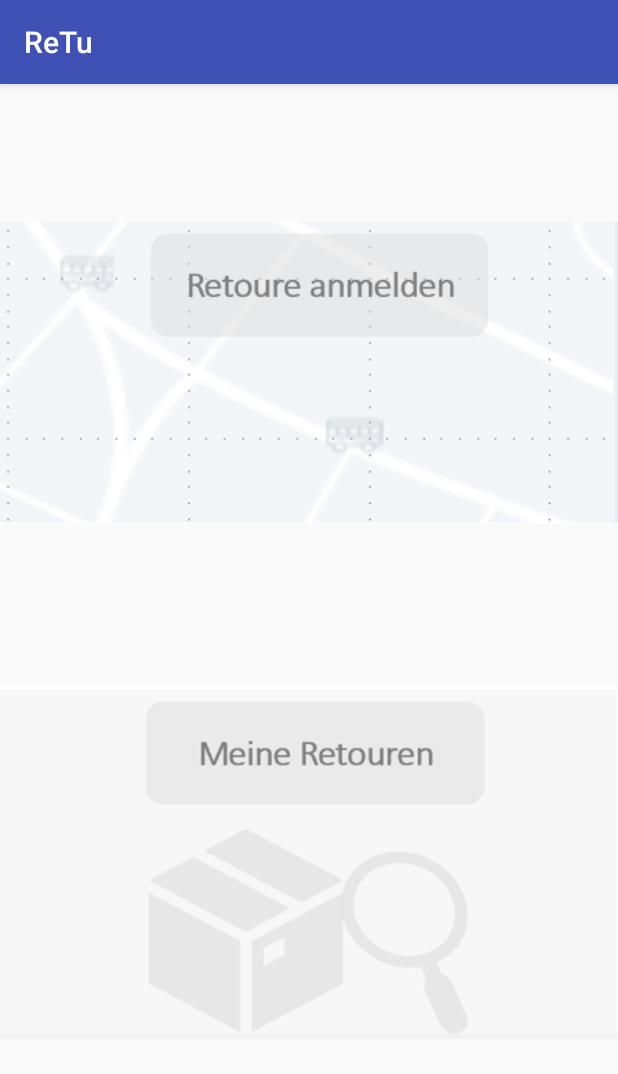
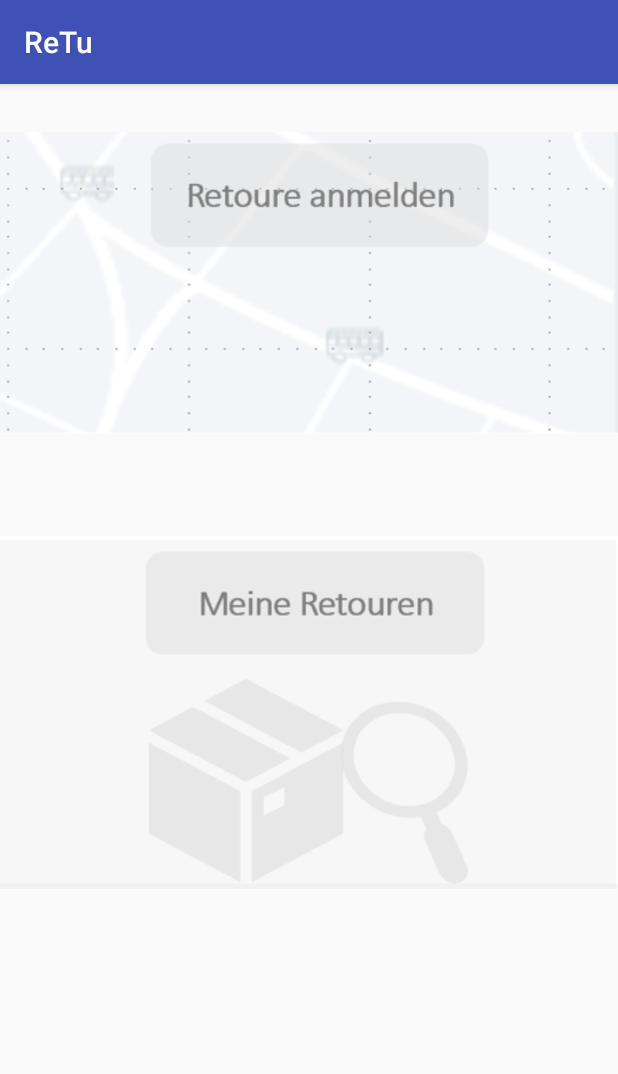
Before and after one commit to DanielKriegerTU/ReTu2, an Android app: the screen it shows after launch (MainMenu), on a phone screen of 412 x 824 dp. Shown: the top 1074 px of the screen. Run offline under Robolectric (Android 15) with nearby library versions, the phone set to English and light mode, and no system bars.

Commit message:
Added Map activity and Camera Update including zoom function

```diff
--- a/app/src/main/java/com/example/danie/retu/MainMenu.java
+++ b/app/src/main/java/com/example/danie/retu/MainMenu.java
@@ -19,7 +19,7 @@ public class MainMenu extends AppCompatActivity {
 
     }
     public void OnClickRetoureAnmelden(View view){
-        Intent myIntent = new Intent(this, PaketGroesse.class);
+        Intent myIntent = new Intent(this, MapsActivity.class);
         startActivity(myIntent);
     }
 
--- a/app/src/main/res/layout/activity_main_menu.xml
+++ b/app/src/main/res/layout/activity_main_menu.xml
@@ -6,30 +6,26 @@
     android:layout_height="match_parent"
     tools:context=".MainMenu">
 
-    <LinearLayout
-        android:layout_width="match_parent"
-        android:layout_height="match_parent"
-        android:orientation="vertical"
-        tools:layout_editor_absoluteX="0dp"
-        tools:layout_editor_absoluteY="255dp">
-
     <ImageView
         android:id="@+id/retoureanmelden"
+        android:onClick="OnClickRetoureAnmelden"
+
+        app:layout_constraintTop_toTopOf="parent"
         android:layout_width="match_parent"
         android:layout_height="wrap_content"
-            android:layout_marginBottom="20dp"
-            android:layout_marginTop="60dp"
+
         android:clickable="true"
-            android:onClick="OnClickRetoureAnmelden"
-            app:srcCompat="@drawable/retoureanmelden" />
+        app:srcCompat="@drawable/retoureanmelden"
+        tools:layout_editor_absoluteY="60dp" />
 
     <ImageView
         android:id="@+id/meineretouren"
-
+        app:layout_constraintTop_toBottomOf="@id/retoureanmelden"
         android:layout_width="match_parent"
         android:layout_height="wrap_content"
+        app:srcCompat="@drawable/meineretouren"
+        tools:layout_editor_absoluteY="20dp" />
 
-            android:layout_marginTop="20dp"
-            app:srcCompat="@drawable/meineretouren" />
-    </LinearLayout>
+
+
 </android.support.constraint.ConstraintLayout>
```
Also changed, not shown: app/src/main/java/com/example/danie/retu/MapsActivity.java (+40 -13 lines), app/src/main/res/layout/activity_maps.xml (+41 -7 lines). Lines whose indentation alone changed are shown as unchanged.
